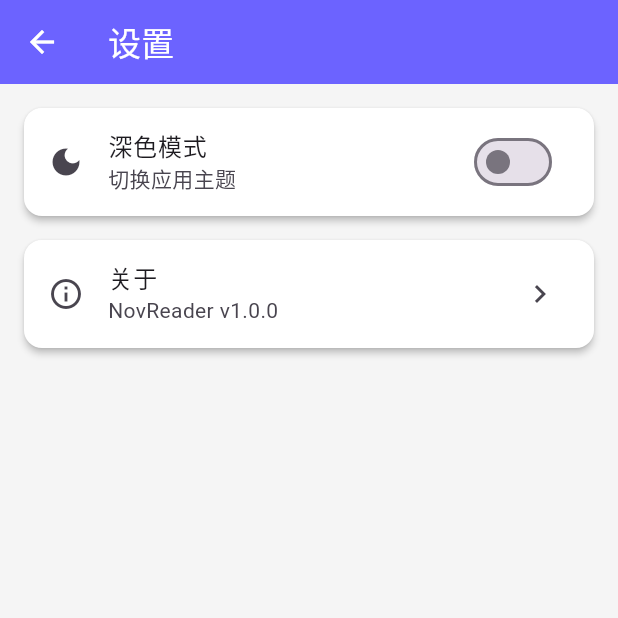
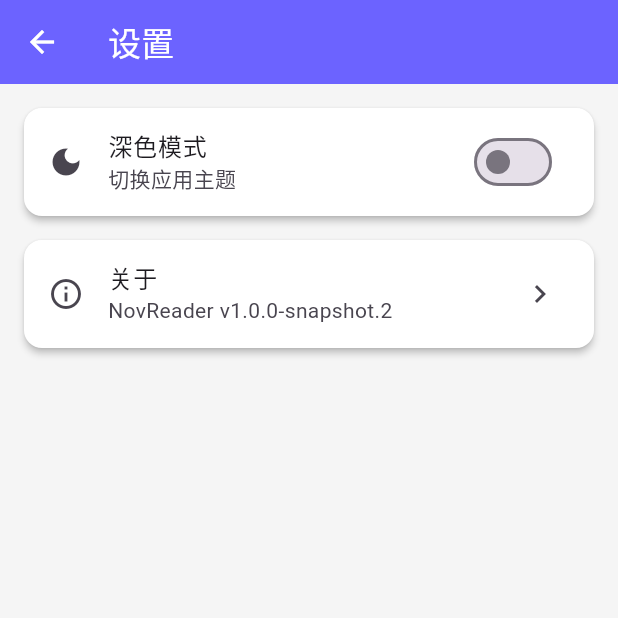
Before and after one commit to RuizeSun/novreader, a Flutter app: the screen it shows after launch, after a tap on the "settings" icon, on a phone screen of 412 x 824 dp, the top half of it. Run offline on Flutter 3.47's test engine with Material 3 defaults, Android fonts, the phone set to English and light mode, and no system bars; our stand-ins replace cached_network_image, dio, package_info_plus, shared_preferences; network calls fail.

Commit message:
Add package_info_plus and UI refinements
Add package_info_plus to show the real app version in Settings (FutureBuilder -> PackageInfo.fromPlatform) and register the plugin for macOS. Make multiple UI/UX refinements: compact persons/characters sections in SubjectDetail (reduced padding, denser grids, removed extra subtitles), add a blurred circular background for the SliverAppBar back button for better contrast, and import dart:ui. Improve SearchBar touch/layout (opaque hit area, center alignment, text overflow and line-height fix for web). Update pubspec.yaml and regenerate lockfile.

```diff
--- a/lib/pages/settings_page.dart
+++ b/lib/pages/settings_page.dart
@@ -1,6 +1,7 @@
 import 'package:flutter/material.dart';
 import 'package:novriidaa_reader/providers/theme_provider.dart';
 import 'package:provider/provider.dart';
+import 'package:package_info_plus/package_info_plus.dart';
 
 class SettingsPage extends StatelessWidget {
   const SettingsPage({Key? key}) : super(key: key);
@@ -29,18 +30,22 @@ class SettingsPage extends StatelessWidget {
             ),
           ),
           const SizedBox(height: 16),
-          Card(
+          FutureBuilder<PackageInfo>(
+            future: PackageInfo.fromPlatform(),
+            builder: (context, snapshot) {
+              final version = snapshot.data?.version ?? '1.0.0';
+              return Card(
                 margin: const EdgeInsets.symmetric(horizontal: 16),
                 child: ListTile(
                   leading: const Icon(Icons.info_outline),
                   title: const Text('关于'),
-              subtitle: const Text('NovReader v1.0.0'),
+                  subtitle: Text('NovReader v$version'),
                   trailing: const Icon(Icons.chevron_right),
                   onTap: () {
                     showAboutDialog(
                       context: context,
                       applicationName: 'NovReader',
-                  applicationVersion: '1.0.0',
+                      applicationVersion: version,
                       applicationIcon: const FlutterLogo(),
                       children: [
                         const Text('基于 Bangumi API 构建的小说阅读器'),
@@ -56,6 +61,8 @@ class SettingsPage extends StatelessWidget {
                     );
                   },
                 ),
+              );
+            },
           ),
         ],
       ),
--- a/lib/widgets/search_bar.dart
+++ b/lib/widgets/search_bar.dart
@@ -14,6 +14,7 @@ class SearchBarWidget extends StatelessWidget {
   Widget build(BuildContext context) {
     return GestureDetector(
       onTap: onTap,
+      behavior: HitTestBehavior.opaque, // 确保点击区域覆盖整个 Container
       child: Container(
         padding: const EdgeInsets.symmetric(horizontal: 16, vertical: 12),
         margin: const EdgeInsets.symmetric(horizontal: 16, vertical: 8),
@@ -23,13 +24,20 @@ class SearchBarWidget extends StatelessWidget {
           border: Border.all(color: Colors.grey[300]!),
         ),
         child: Row(
+          crossAxisAlignment: CrossAxisAlignment.center, // 强制交叉轴居中
           children: [
             Icon(Icons.search, color: Colors.grey[600], size: 20),
             const SizedBox(width: 12),
             Expanded(
               child: Text(
                 hintText,
-                style: TextStyle(color: Colors.grey[600], fontSize: 14),
+                maxLines: 1,
+                overflow: TextOverflow.ellipsis,
+                style: TextStyle(
+                  color: Colors.grey[600],
+                  fontSize: 14,
+                  height: 1.2, // 显式设置行高，防止 Web 端尺寸计算断言错误
+                ),
               ),
             ),
           ],
--- a/pubspec.yaml
+++ b/pubspec.yaml
@@ -40,6 +40,7 @@ dependencies:
     shared_preferences: ^2.5.5
     html: ^0.15.4
     url_launcher: ^6.2.0
+    package_info_plus: ^10.1.0
 
 dev_dependencies:
     flutter_test:
```
Also changed, not shown: lib/pages/subject_detail_page.dart (+22 -21 lines), pubspec.lock, 1 other file. Lines whose indentation alone changed are shown as unchanged.
